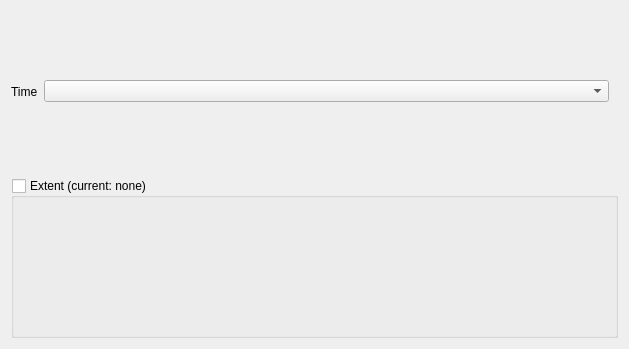
Above: src/ui/qgsowssourcewidgetbase.ui from qgis/QGIS before the change. Below: the same form after it.
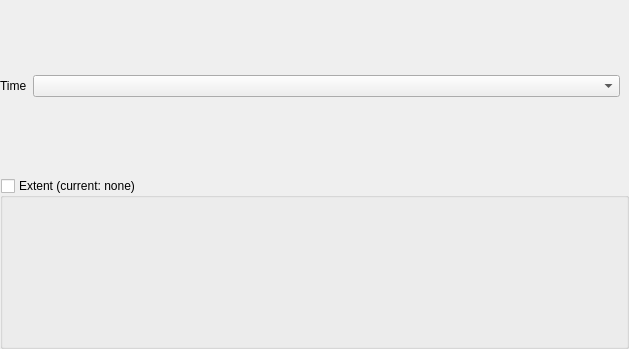
That is the form after the change. Custom widgets are drawn as their Qt base class.

Commit message: update ows source widget layout spacing

What changed in the file:
```diff
--- a/src/ui/qgsowssourcewidgetbase.ui
+++ b/src/ui/qgsowssourcewidgetbase.ui
@@ -14,6 +14,18 @@
    <string>XYZ Connection</string>
   </property>
   <layout class="QVBoxLayout" name="verticalLayout">
+   <property name="leftMargin">
+    <number>0</number>
+   </property>
+   <property name="topMargin">
+    <number>0</number>
+   </property>
+   <property name="rightMargin">
+    <number>0</number>
+   </property>
+   <property name="bottomMargin">
+    <number>0</number>
+   </property>
    <item>
     <widget class="QWidget" name="mWcsSettings" native="true">
      <layout class="QHBoxLayout" name="horizontalLayout">
```
